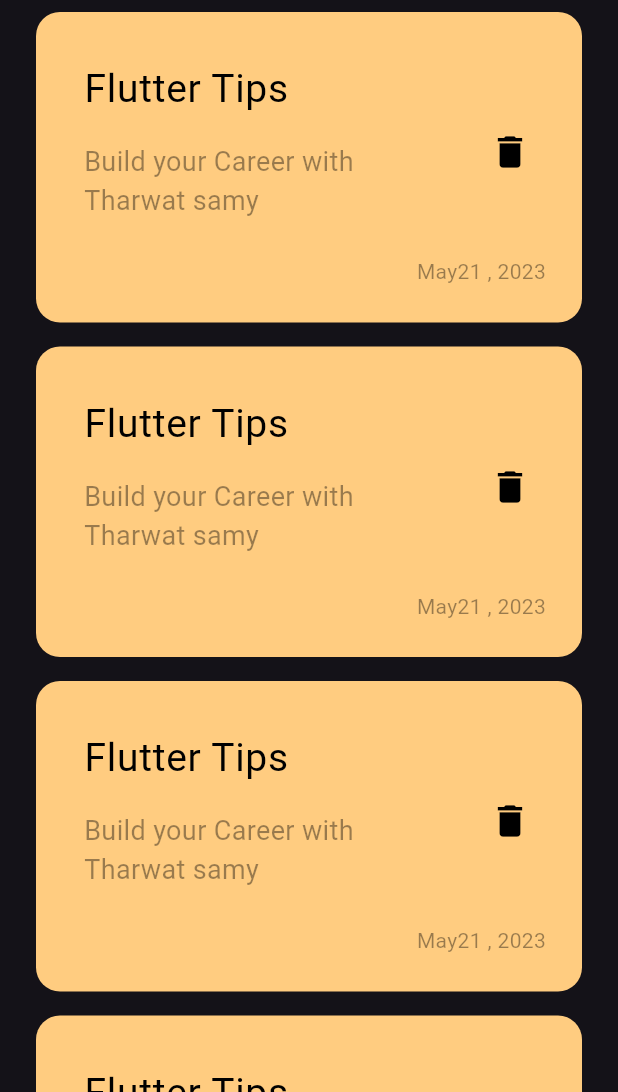
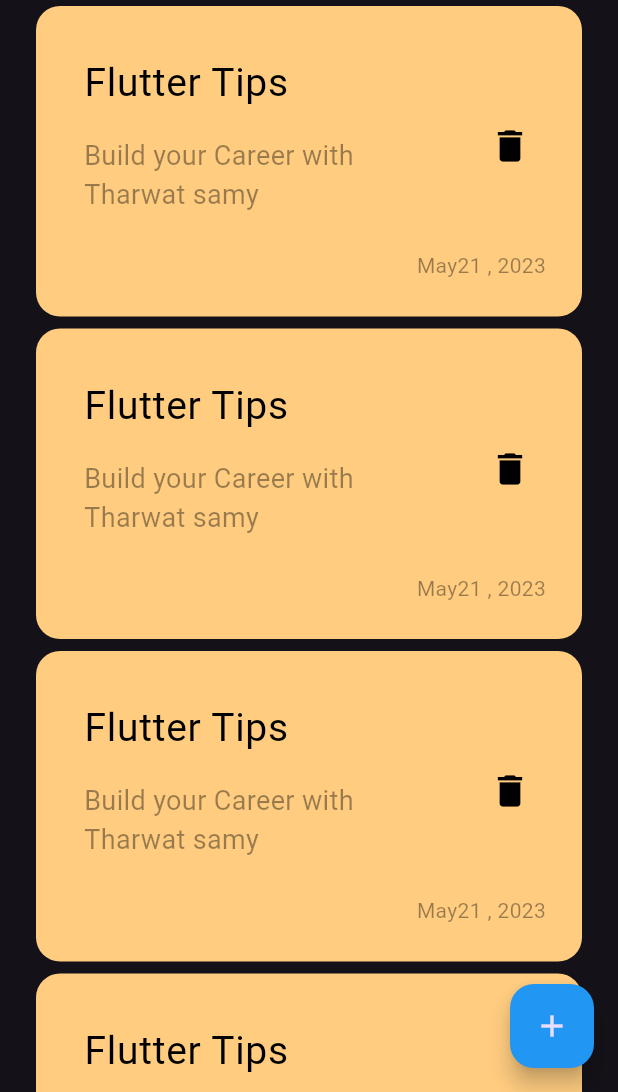
Before and after one commit to Sherif2aly/notes, a Flutter app: the screen it shows after launch, on a phone screen of 412 x 824 dp, the part 144-1236 px from its top. Run offline on Flutter 3.47's test engine with Material 3 defaults, Android fonts, the phone set to English and light mode, and no system bars.

Commit message:
add floatingActionBotton

```diff
--- a/lib/views/note_view.dart
+++ b/lib/views/note_view.dart
@@ -7,7 +7,12 @@ class NotesView extends StatelessWidget {
   @override
   Widget build(BuildContext context) {
     return Scaffold(
-      body: NotesViewBody(),
+      floatingActionButton: FloatingActionButton(
+        onPressed: () {},
+        backgroundColor: Colors.blue,
+        child: const Icon(Icons.add),
+      ),
+      body: const NotesViewBody(),
     );
   }
 }
--- a/lib/views/widgets/custom_notes_listviews.dart
+++ b/lib/views/widgets/custom_notes_listviews.dart
@@ -8,7 +8,7 @@ class NotesListViews extends StatelessWidget {
   Widget build(BuildContext context) {
     return ListView.builder(itemBuilder: (context, index) {
       return const Padding(
-        padding: EdgeInsets.symmetric(vertical: 8),
+        padding: EdgeInsets.symmetric(vertical: 4),
         child: NoteItem(),
       );
     });
--- a/lib/views/widgets/notes_view_body.dart
+++ b/lib/views/widgets/notes_view_body.dart
@@ -1,7 +1,6 @@
 import 'package:flutter/material.dart';
 import 'package:notesapp/views/widgets/custom_app_bar.dart';
 import 'package:notesapp/views/widgets/custom_notes_listviews.dart';
-import 'package:notesapp/views/widgets/note_item.dart';
 
 class NotesViewBody extends StatelessWidget {
   const NotesViewBody({super.key});
```
